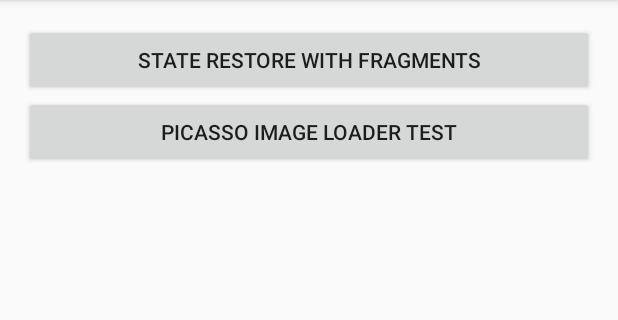
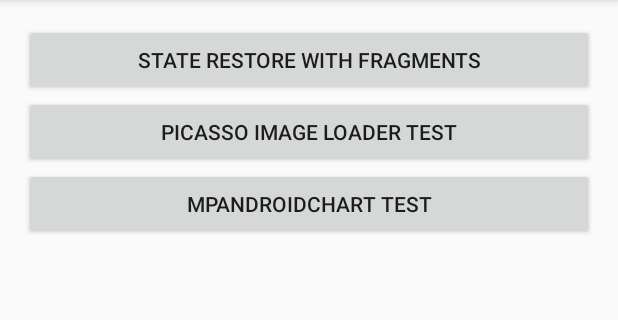
Before and after one commit to DevPicon/test-android-lab-app, an Android app: the screen it shows after launch (MainActivity), on a phone screen of 412 x 824 dp, the part 84-404 px from its top. Run offline under Robolectric (Android 15) with nearby library versions, the phone set to English and light mode, and no system bars; our stand-ins replace Picasso; libraries missing offline, so code that uses them is left out: com.jakewharton.picasso; pictures from the network do not load; 1 statement that could not run was skipped.

Commit message:
add mpchart test

```diff
--- a/app/build.gradle
+++ b/app/build.gradle
@@ -33,6 +33,8 @@
     androidTestImplementation 'com.android.support.test:runner:1.0.2'
     androidTestImplementation 'com.android.support.test.espresso:espresso-core:3.0.2'
 
+    implementation 'com.github.PhilJay:MPAndroidChart:v3.0.3'
+
     implementation 'com.squareup.picasso:picasso:2.5.2'
     implementation 'com.squareup.okhttp3:okhttp:3.6.0'
 
--- a/app/src/main/AndroidManifest.xml
+++ b/app/src/main/AndroidManifest.xml
@@ -22,8 +22,10 @@
         <activity
             android:name=".restorestate.RestoreStateActivity"
             android:parentActivityName=".MainActivity" />
-        <activity android:name=".imagespicasso.ImagePicassoActivity"
+        <activity
+            android:name=".imagespicasso.ImagePicassoActivity"
             android:parentActivityName=".MainActivity" />
+        <activity android:name=".charts.ChartActivity"></activity>
     </application>
 
 </manifest>
--- a/app/src/main/java/pe/devpicon/android/mytestinglabapp/MainActivity.java
+++ b/app/src/main/java/pe/devpicon/android/mytestinglabapp/MainActivity.java
@@ -6,6 +6,7 @@
 import android.support.v7.app.AppCompatActivity;
 import android.view.View;
 
+import pe.devpicon.android.mytestinglabapp.charts.ChartActivity;
 import pe.devpicon.android.mytestinglabapp.imagespicasso.ImagePicassoActivity;
 import pe.devpicon.android.mytestinglabapp.restorestate.RestoreStateActivity;
 
@@ -24,4 +25,8 @@
     public void toPicassoImageLoader(View view) {
         startActivity(new Intent(this, ImagePicassoActivity.class));
     }
+
+    public void toMChartTest(View view) {
+        startActivity(new Intent(this, ChartActivity.class));
+    }
 }
--- a/app/src/main/res/layout/activity_main.xml
+++ b/app/src/main/res/layout/activity_main.xml
@@ -21,5 +21,11 @@
         android:layout_width="match_parent"
         android:layout_height="wrap_content" />
 
+    <Button
+        android:onClick="toMChartTest"
+        android:text="@string/button_mchart_test"
+        android:layout_width="match_parent"
+        android:layout_height="wrap_content" />
+
 
 </LinearLayout>
--- a/app/src/main/res/values/strings.xml
+++ b/app/src/main/res/values/strings.xml
@@ -6,4 +6,5 @@
     <string name="button_restore_state">State Restore With Fragments</string>
     <string name="label_insert_image_url">Insert valid image url</string>
     <string name="button_picasso_test">Picasso Image Loader Test</string>
+    <string name="button_mchart_test">MPAndroidChart Test</string>
 </resources>
--- a/build.gradle
+++ b/build.gradle
@@ -19,6 +19,7 @@
     repositories {
         google()
         jcenter()
+        maven { url 'https://jitpack.io' }
     }
 }
 
```
Also changed, not shown: app/src/main/java/pe/devpicon/android/mytestinglabapp/charts/ChartActivity.java (added, +37 -0 lines), app/src/main/res/layout/activity_chart.xml (added, +14 -0 lines).
